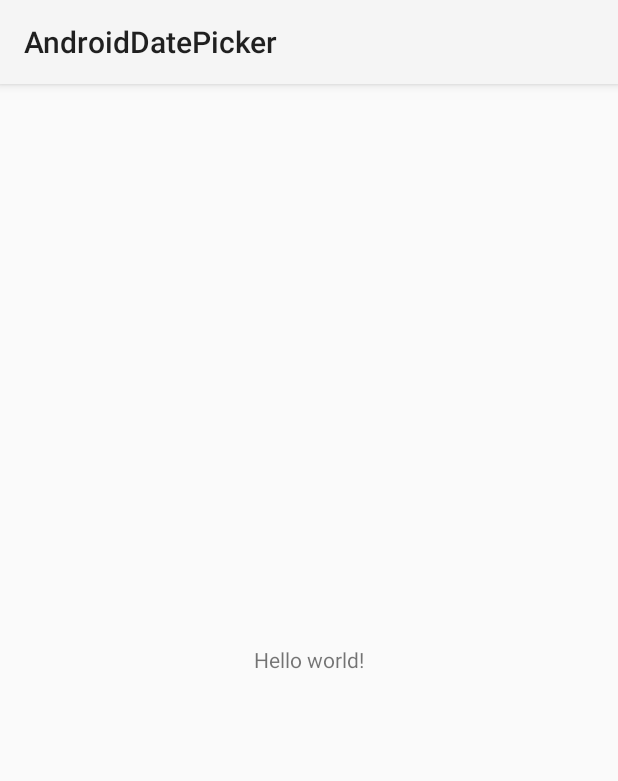
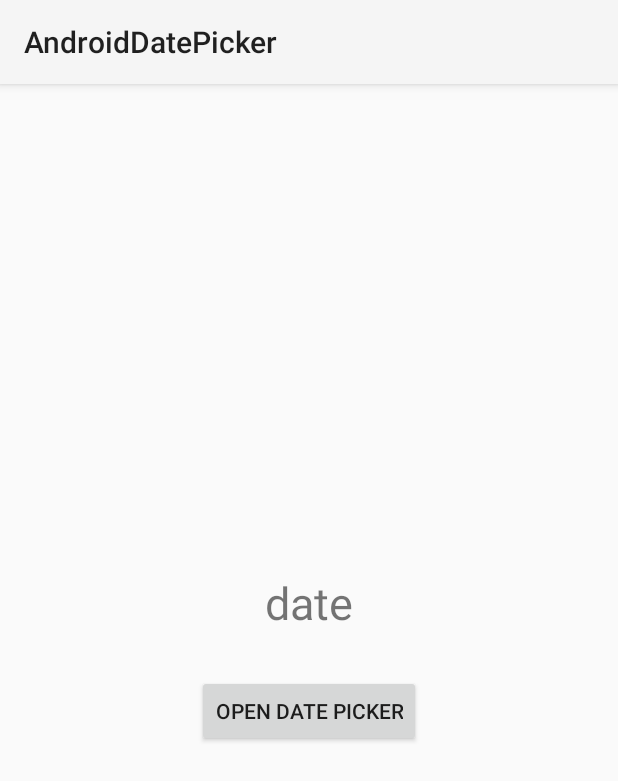
Before and after one commit to elflautero/AndroidDatePicker, an Android app: the screen it shows after launch (MainActivity), on a phone screen of 412 x 824 dp. Shown: the top 781 px of the screen. Run offline under Robolectric (Android 15) with nearby library versions, the phone set to English and light mode, and no system bars.

Commit message:
construindo um date picker

```diff
--- a/app/src/main/java/com/mycompany/androiddatepicker/MainActivity.java
+++ b/app/src/main/java/com/mycompany/androiddatepicker/MainActivity.java
@@ -2,13 +2,62 @@ package com.mycompany.androiddatepicker;
 
 import android.app.*;
 import android.os.*;
+import android.widget.*;
+import android.view.View.*;
+import android.view.*;
+import java.util.*;
 
-public class MainActivity extends Activity
-{
+import java.text.*;
+import android.widget.CalendarView.*;
+import org.apache.http.impl.cookie.*;
+
+import android.app.FragmentTransaction;
+
+public class MainActivity
+	extends Activity
+	implements DatePickerDialog.OnDateSetListener {
+
     @Override
-    protected void onCreate(Bundle savedInstanceState)
-    {
+    protected void onCreate(Bundle savedInstanceState) {
         super.onCreate(savedInstanceState);
         setContentView(R.layout.main);
-    }
-}
+
+		Button button = (Button) findViewById(R.id.mainButtonDatePublication);
+
+		button.setOnClickListener(new View.OnClickListener() {
+
+			public void onClick(View v) {
+
+				DialogFragment datePicker = new DatePickerFragment();
+
+				datePicker.show(
+					getSupportFragmentManager (),
+					"datePicker");
+
+				//.show(getSupportFragmentManager(), "date picker");
+
+			}
+		});
+
+	}
+
+	@Override
+	public void onDateSet
+		(DatePicker view, int year, int month, int dayOfMonth) {
+		Calendar c = Calendar.getInstance();
+		c.set(Calendar.YEAR, year);
+		c.set(Calendar.MONTH, month);
+		c.set(Calendar.DAY_OF_MONTH, dayOfMonth);
+
+		String currentDateString = DateFormat.getInstance().format(c.getTime());
+									//colocar DateFormat.FULL
+		TextView textView = (TextView) findViewById(R.id.mainTextViewDatePublication);
+
+		textView.setText(currentDateString);
+
+	}
+	// fim mainActivity
+
+
+
+}// fim classe
--- a/app/src/main/res/layout/main.xml
+++ b/app/src/main/res/layout/main.xml
@@ -1,11 +1,26 @@
-<LinearLayout xmlns:android="http://schemas.android.com/apk/res/android"
+<RelativeLayout xmlns:android="http://schemas.android.com/apk/res/android"
     android:layout_width="match_parent"
     android:layout_height="match_parent"
     android:gravity="center">
+	<!--https://www.youtube.com/watch?v=33BFCdL0Di0-->
+	<TextView
+		android:id="@+id/mainTextViewDatePublication"
+		android:layout_width="wrap_content"
+		android:layout_height="wrap_content"
+		android:text="date"
+		android:textSize="30sp"
+		android:layout_above="@+id/mainButtonDatePublication"
+		android:layout_centerHorizontal="true"
+		android:layout_marginBottom="28dp"
+		/>
 
-    <TextView
-        android:text="@string/hello_world"
-        android:layout_width="wrap_content"
-        android:layout_height="wrap_content" />
+    <Button
+		android:id="@+id/mainButtonDatePublication"
+		android:layout_width="wrap_content"
+		android:layout_height="wrap_content"
+		android:text="Open Date Picker"
+		android:layout_centerVertical="true"
+		android:layout_centerHorizontal="true"
+		/>
 
-</LinearLayout>
+</RelativeLayout>
```
Also changed, not shown: app/src/main/java/com/mycompany/androiddatepicker/DatePickerFragment.java (added, +26 -0 lines).
